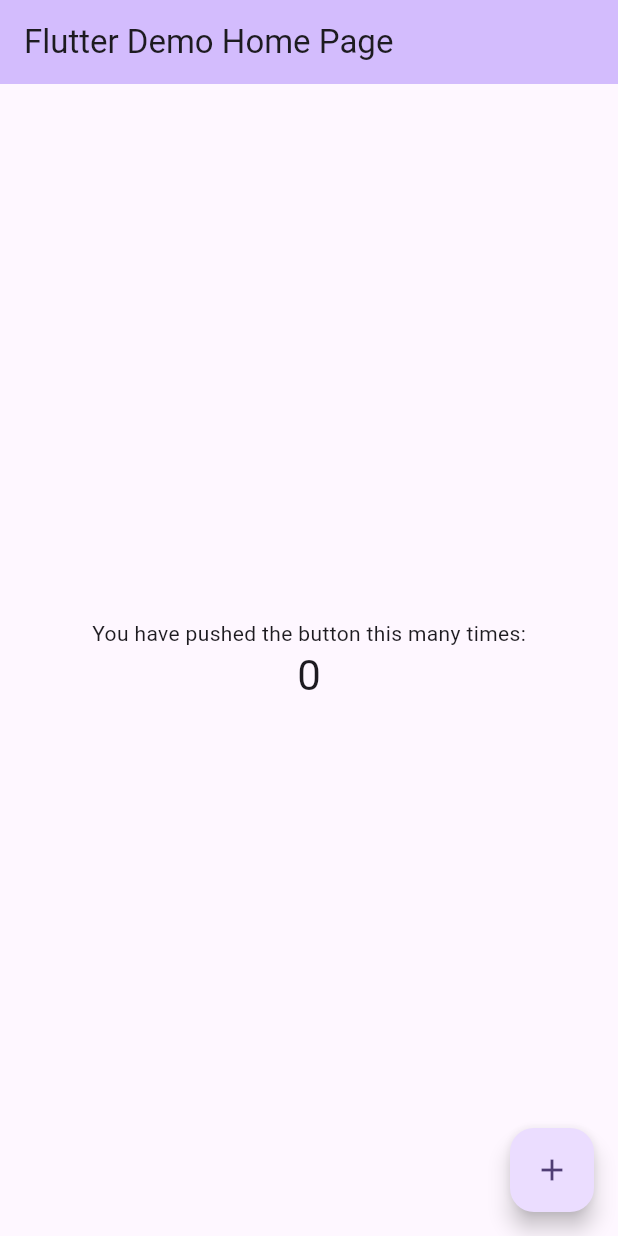
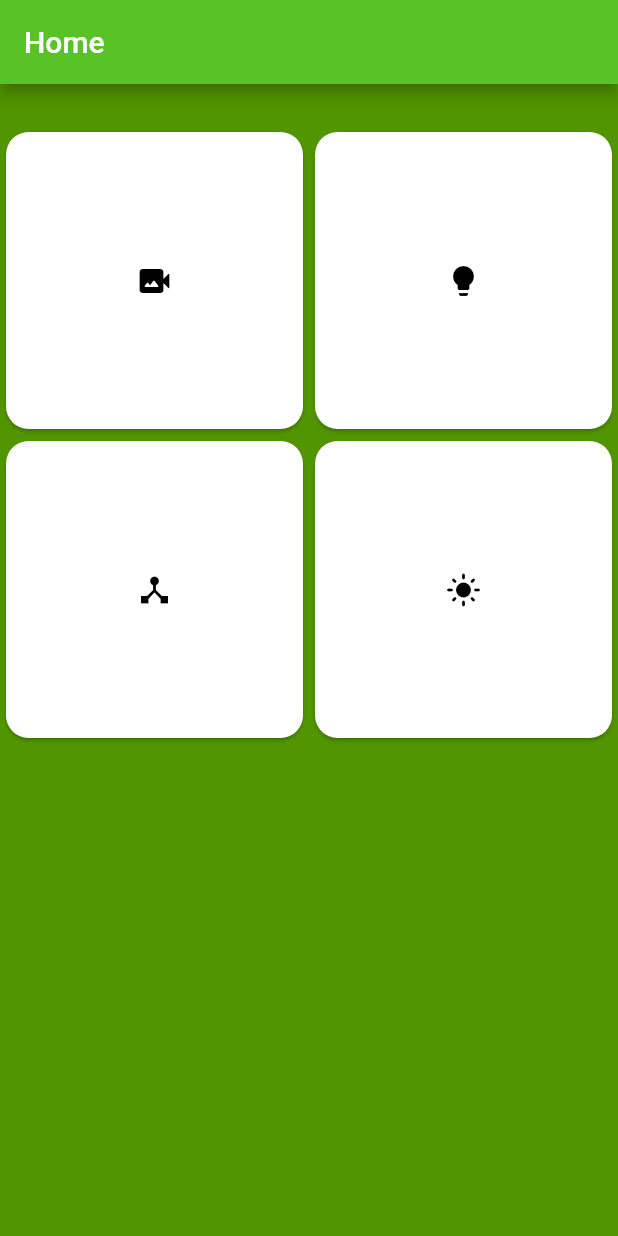
Before and after one commit to MatteoAlbanesi/domotik_app_flutter, a Flutter app: the screen it shows after launch, on a phone screen of 412 x 824 dp. Run offline on Flutter 3.47's test engine with Material 3 defaults, Android fonts, the light colour scheme and no system bars.

Commit message:
Prima implementazione della home_page

```diff
--- a/lib/main.dart
+++ b/lib/main.dart
@@ -1,3 +1,4 @@
+import 'package:domotik_app/pages/home_page.dart';
 import 'package:flutter/material.dart';
 
 void main() {
@@ -7,119 +8,20 @@
 class MyApp extends StatelessWidget {
   const MyApp({super.key});
 
-  // This widget is the root of your application.
   @override
   Widget build(BuildContext context) {
     return MaterialApp(
       title: 'Flutter Demo',
       theme: ThemeData(
-        // This is the theme of your application.
-        //
-        // TRY THIS: Try running your application with "flutter run". You'll see
-        // the application has a purple toolbar. Then, without quitting the app,
-        // try changing the seedColor in the colorScheme below to Colors.green
-        // and then invoke "hot reload" (save your changes or press the "hot
-        // reload" button in a Flutter-supported IDE, or press "r" if you used
-        // the command line to start the app).
-        //
-        // Notice that the counter didn't reset back to zero; the application
-        // state is not lost during the reload. To reset the state, use hot
-        // restart instead.
-        //
-        // This works for code too, not just values: Most code changes can be
-        // tested with just a hot reload.
-        colorScheme: ColorScheme.fromSeed(seedColor: Colors.deepPurple),
-        useMaterial3: true,
+
+        colorScheme: ColorScheme.fromSwatch().copyWith(
+          primary: const Color.fromARGB(255, 89, 194, 39),
+          secondary: const Color.fromARGB(255, 55, 0, 179)
+        ),
+        scaffoldBackgroundColor: const Color.fromARGB(255, 81, 149, 0),
+        useMaterial3: false,
       ),
-      home: const MyHomePage(title: 'Flutter Demo Home Page'),
+      home: const HomePage(),
     );
   }
 }
-
-class MyHomePage extends StatefulWidget {
-  const MyHomePage({super.key, required this.title});
-
-  // This widget is the home page of your application. It is stateful, meaning
-  // that it has a State object (defined below) that contains fields that affect
-  // how it looks.
-
-  // This class is the configuration for the state. It holds the values (in this
-  // case the title) provided by the parent (in this case the App widget) and
-  // used by the build method of the State. Fields in a Widget subclass are
-  // always marked "final".
-
-  final String title;
-
-  @override
-  State<MyHomePage> createState() => _MyHomePageState();
-}
-
-class _MyHomePageState extends State<MyHomePage> {
-  int _counter = 0;
-
-  void _incrementCounter() {
-    setState(() {
-      // This call to setState tells the Flutter framework that something has
-      // changed in this State, which causes it to rerun the build method below
-      // so that the display can reflect the updated values. If we changed
-      // _counter without calling setState(), then the build method would not be
-      // called again, and so nothing would appear to happen.
-      _counter++;
-    });
-  }
-
-  @override
-  Widget build(BuildContext context) {
-    // This method is rerun every time setState is called, for instance as done
-    // by the _incrementCounter method above.
-    //
-    // The Flutter framework has been optimized to make rerunning build methods
-    // fast, so that you can just rebuild anything that needs updating rather
-    // than having to individually change instances of widgets.
-    return Scaffold(
-      appBar: AppBar(
-        // TRY THIS: Try changing the color here to a specific color (to
-        // Colors.amber, perhaps?) and trigger a hot reload to see the AppBar
-        // change color while the other colors stay the same.
-        backgroundColor: Theme.of(context).colorScheme.inversePrimary,
-        // Here we take the value from the MyHomePage object that was created by
-        // the App.build method, and use it to set our appbar title.
-        title: Text(widget.title),
-      ),
-      body: Center(
-        // Center is a layout widget. It takes a single child and positions it
-        // in the middle of the parent.
-        child: Column(
-          // Column is also a layout widget. It takes a list of children and
-          // arranges them vertically. By default, it sizes itself to fit its
-          // children horizontally, and tries to be as tall as its parent.
-          //
-          // Column has various properties to control how it sizes itself and
-          // how it positions its children. Here we use mainAxisAlignment to
-          // center the children vertically; the main axis here is the vertical
-          // axis because Columns are vertical (the cross axis would be
-          // horizontal).
-          //
-          // TRY THIS: Invoke "debug painting" (choose the "Toggle Debug Paint"
-          // action in the IDE, or press "p" in the console), to see the
-          // wireframe for each widget.
-          mainAxisAlignment: MainAxisAlignment.center,
-          children: <Widget>[
-            const Text(
-              'You have pushed the button this many times:',
-            ),
-            Text(
-              '$_counter',
-              style: Theme.of(context).textTheme.headlineMedium,
-            ),
-          ],
-        ),
-      ),
-      floatingActionButton: FloatingActionButton(
-        onPressed: _incrementCounter,
-        tooltip: 'Increment',
-        child: const Icon(Icons.add),
-      ), // This trailing comma makes auto-formatting nicer for build methods.
-    );
-  }
-}
--- /dev/null
+++ b/lib/pages/home_page.dart
@@ -0,0 +1,59 @@
+import 'package:domotik_app/widgets/grid_element.dart';
+import 'package:flutter/material.dart';
+
+class HomePage extends StatefulWidget {
+  const HomePage({super.key});
+
+  @override
+  State<HomePage> createState() => _HomePageState();
+}
+
+class _HomePageState extends State<HomePage> {
+  final List<IconData> icons = [
+    Icons.video_camera_back_rounded,
+    Icons.lightbulb,
+    Icons.device_hub_outlined,
+    Icons.light_mode
+  ];
+
+  @override
+  Widget build(BuildContext context) {
+
+    return Scaffold(
+      appBar: AppBar(
+
+        title: const Text("Home"),
+      ),
+      body: Center(
+
+        child: Column(
+
+          mainAxisAlignment: MainAxisAlignment.center,
+          crossAxisAlignment: CrossAxisAlignment.stretch,
+          children: [
+            Padding(
+              padding: const EdgeInsets.symmetric(vertical: 10, horizontal: 20),
+              child: Card(
+                color: Colors.white,
+                shape: RoundedRectangleBorder(
+                  borderRadius: BorderRadius.circular(15)
+                ),
+              ),
+            ),
+            Expanded(
+              child: GridView.builder(
+                gridDelegate: const SliverGridDelegateWithFixedCrossAxisCount(
+                  crossAxisCount: 2
+                ),
+                itemCount: icons.length,
+                itemBuilder: (context, index) {
+                  return GridElement(iconData: icons[index]);
+                },
+              ),
+            )
+          ]
+        ),
+      ),
+    );
+  }
+}
--- /dev/null
+++ b/lib/widgets/grid_element.dart
@@ -0,0 +1,20 @@
+import 'package:flutter/material.dart';
+
+class GridElement extends StatelessWidget {
+  final IconData iconData;
+  const GridElement({super.key,required this.iconData});
+
+  @override
+  Widget build(BuildContext context) {
+    return Card(
+      color: Colors.white,
+      shape: RoundedRectangleBorder(
+          borderRadius: BorderRadius.circular(15)
+      ),
+      child: Icon(
+        iconData,
+        color: Colors.black,
+      )
+    );
+  }
+}
```
